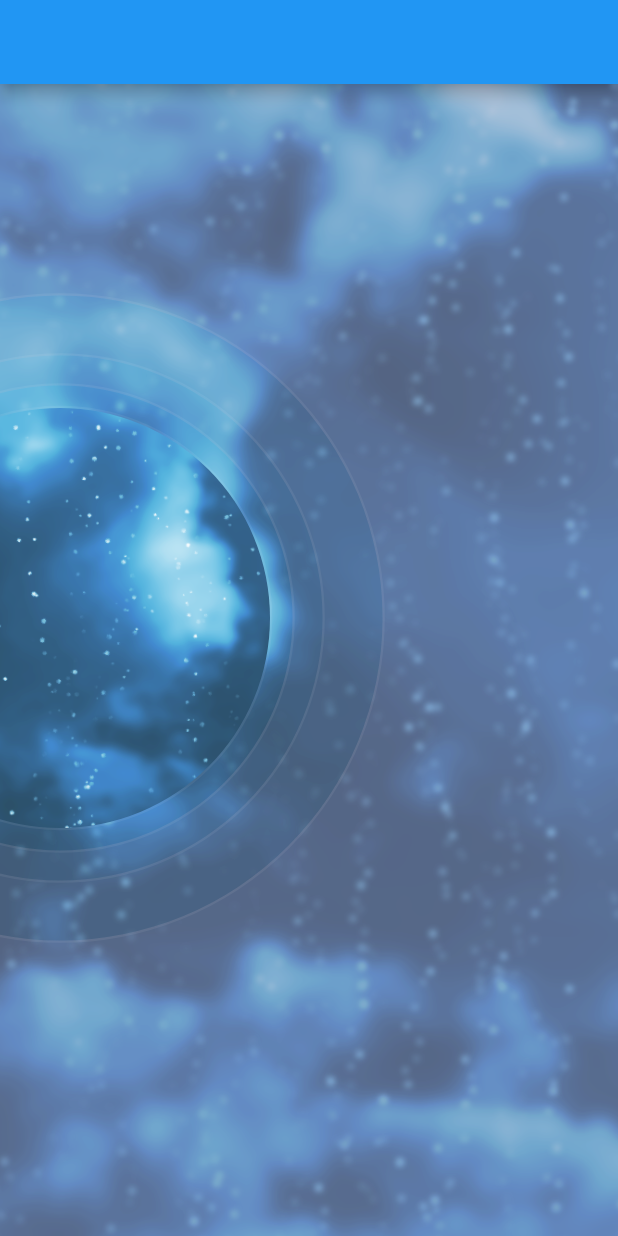
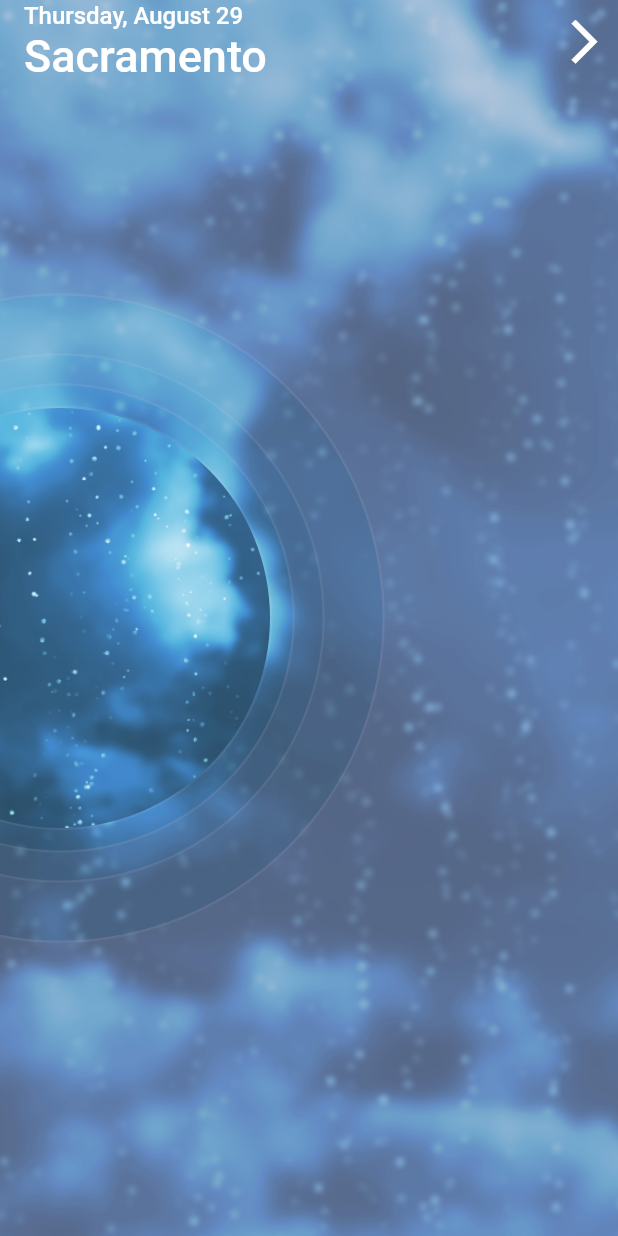
Before and after one commit to yidinghe/flutter_weather, a Flutter app: the screen it shows after launch, on a phone screen of 412 x 824 dp. Run offline on Flutter 3.47's test engine with Material 2 defaults, Android fonts, the phone set to English and light mode, and no system bars.

Commit message:
Added appbar.

```diff
--- /dev/null
+++ b/lib/forcast/app_bar.dart
@@ -0,0 +1,37 @@
+import 'package:flutter/material.dart';
+
+class ForecastAppBar extends StatelessWidget {
+  @override
+  Widget build(BuildContext context) {
+    return AppBar(
+      centerTitle: false,
+      backgroundColor: Colors.transparent,
+      elevation: 0.0,
+      title: Column(
+        crossAxisAlignment: CrossAxisAlignment.start,
+        children: <Widget>[
+          Text(
+            'Thursday, August 29',
+            style: TextStyle(color: Colors.white, fontSize: 16.0),
+          ),
+          Text(
+            'Sacramento',
+            style: TextStyle(color: Colors.white, fontSize: 30.0),
+          ),
+        ],
+      ),
+      actions: <Widget>[
+        IconButton(
+          icon: Icon(
+            Icons.arrow_forward_ios,
+            color: Colors.white,
+            size: 35.0,
+          ),
+          onPressed: () {
+            // TODO
+          },
+        )
+      ],
+    );
+  }
+}
--- a/lib/main.dart
+++ b/lib/main.dart
@@ -1,4 +1,5 @@
 import 'package:flutter/material.dart';
+import 'package:weather/forcast/app_bar.dart';
 import 'package:weather/forcast/background/background_with_rings.dart';
 
 void main() => runApp(MyApp());
@@ -9,6 +10,7 @@ class MyApp extends StatelessWidget {
   Widget build(BuildContext context) {
     return MaterialApp(
       title: 'Weather',
+      debugShowCheckedModeBanner: false,
       theme: ThemeData(
         primarySwatch: Colors.blue,
       ),
@@ -37,7 +39,7 @@ class _MyHomePageState extends State<MyHomePage> {
             top: 0.0,
             left: 0.0,
             right: 0.0,
-            child: AppBar(),
+            child: ForecastAppBar(),
           ),
         ],
       ),
```
